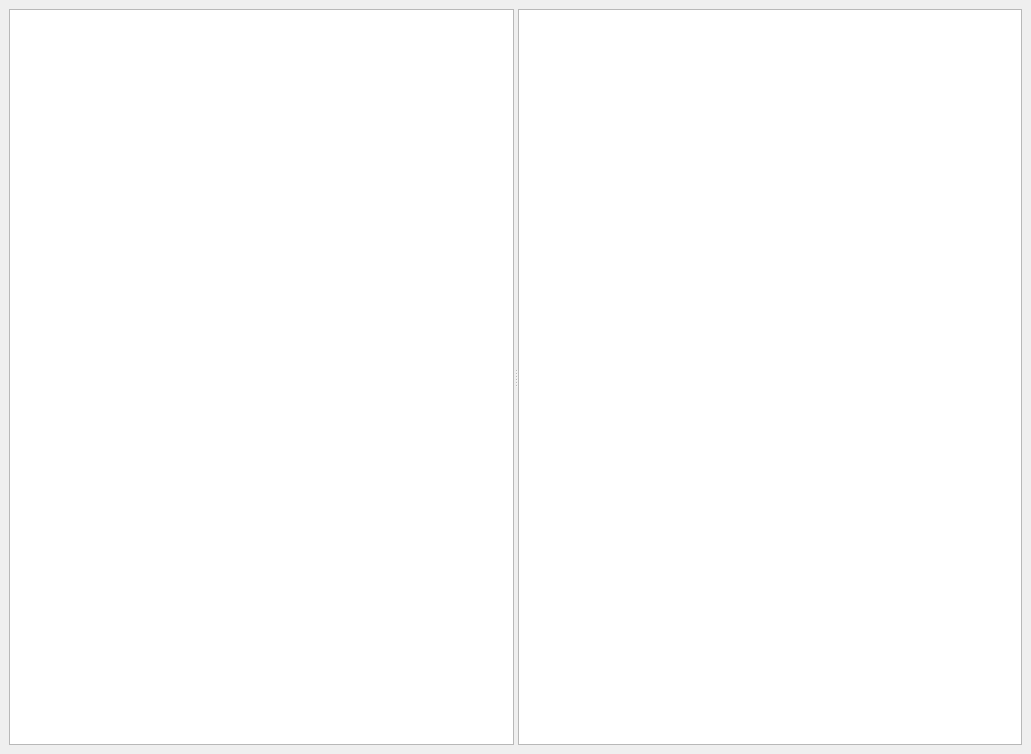
This is editor/echo/Base/UI/Document/Document.ui in timi-liuliang/echo as Qt 5 draws it before an edit. The edited form follows.
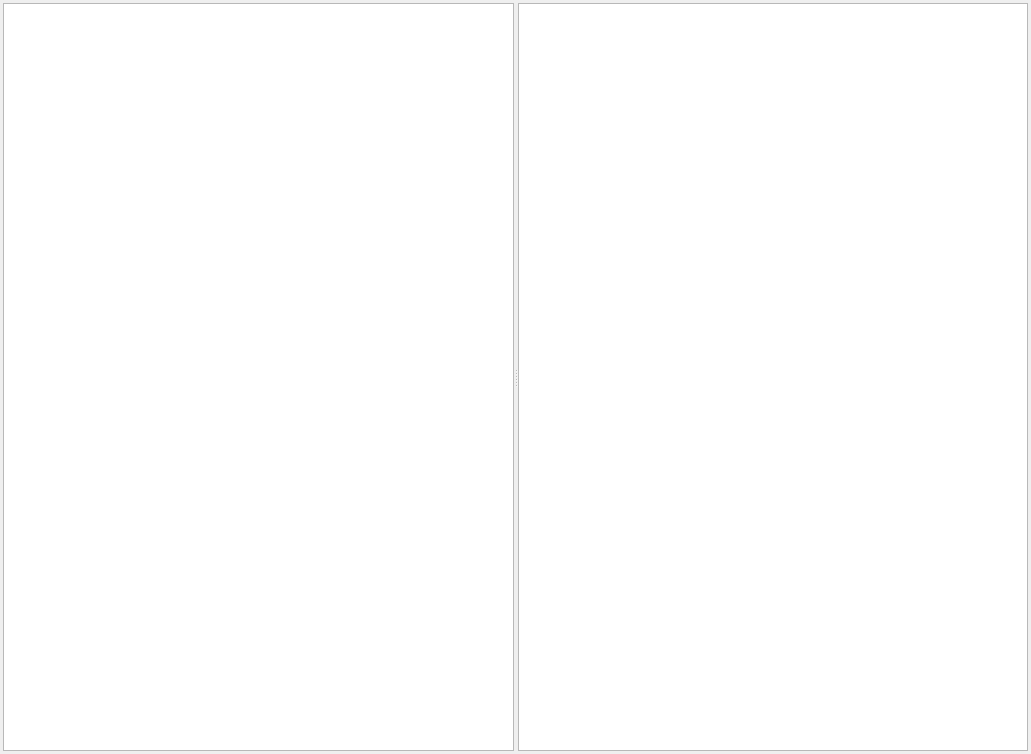
This is the edited form.

Commit message: RenderWindow, inherate from QDockWidget. #166

Patch:
```diff
--- a/editor/echo/Base/UI/Document/Document.ui
+++ b/editor/echo/Base/UI/Document/Document.ui
@@ -15,6 +15,21 @@
   </property>
   <widget class="QWidget" name="dockWidgetContents">
    <layout class="QHBoxLayout" name="horizontalLayout">
+    <property name="spacing">
+     <number>3</number>
+    </property>
+    <property name="leftMargin">
+     <number>3</number>
+    </property>
+    <property name="topMargin">
+     <number>3</number>
+    </property>
+    <property name="rightMargin">
+     <number>3</number>
+    </property>
+    <property name="bottomMargin">
+     <number>3</number>
+    </property>
     <item>
      <widget class="QSplitter" name="m_splitter">
       <property name="lineWidth">
```
The commit also changes 2 other files.
